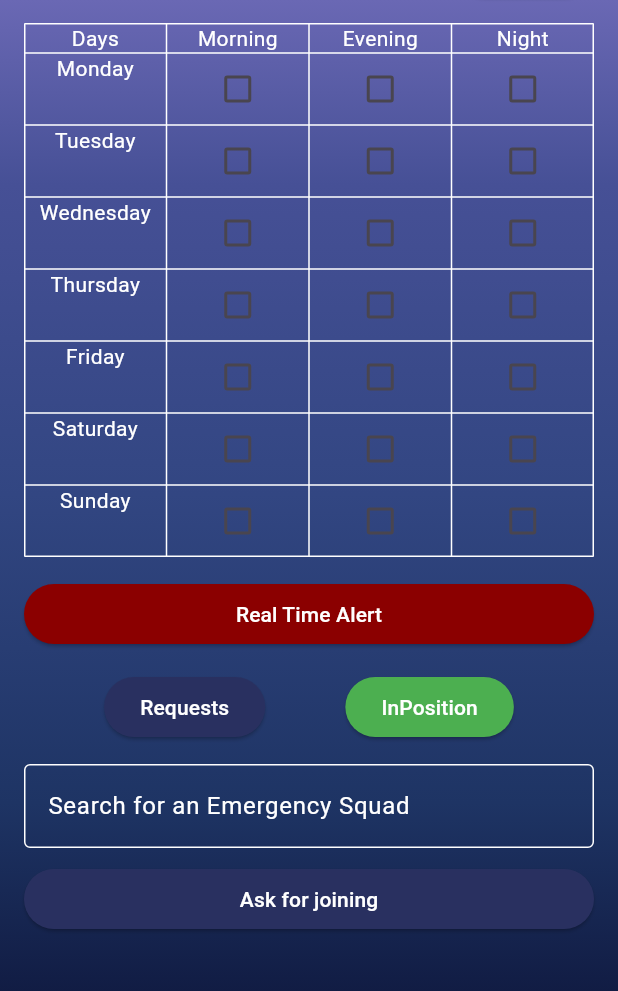
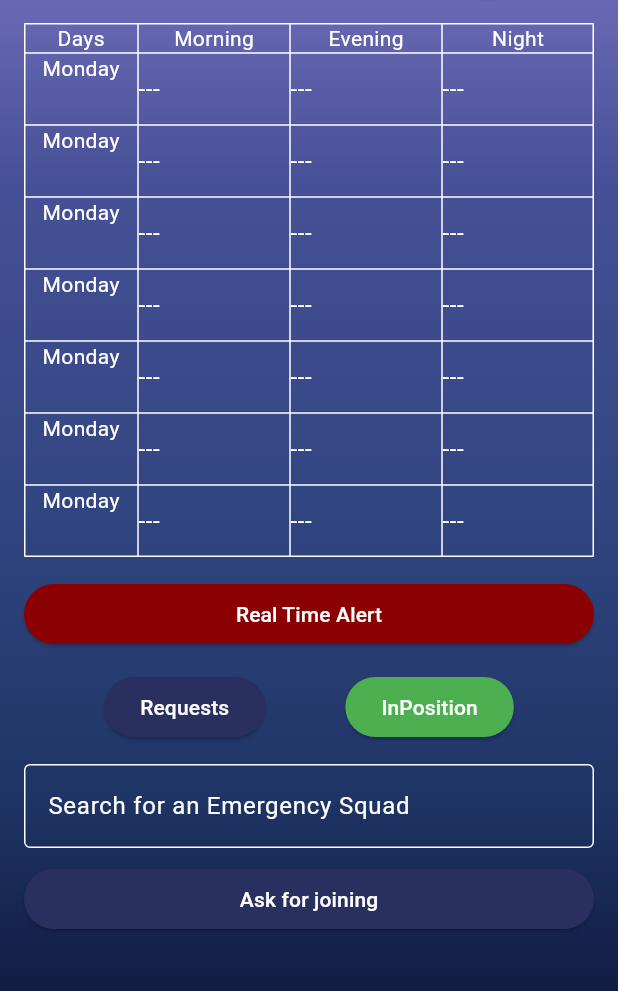
Before and after one commit to Secunity-LTD/Secunity_flutter, a Flutter app: the CrewScreen screen opened by its route, after a tap on "InPosition", on a phone screen of 412 x 824 dp, the part 124-1115 px from its top. Run offline on Flutter 3.47's test engine with Material 3 defaults, Android fonts, the phone set to English and light mode, and no system bars; our stand-ins replace cloud_firestore, firebase_auth, firebase_core, flutter_spinkit, font_awesome_flutter, google_sign_in; accounts and stored records are empty.

Commit message:
table updated

```diff
--- /dev/null
+++ b/SecUnity_2/lib/constants/crew_style.dart
@@ -0,0 +1,36 @@
+import 'dart:ui';
+
+import 'package:flutter/material.dart';
+
+class CrewStyles {
+  static TextStyle headerText = TextStyle(
+    color: Colors.white,
+    fontSize: 20,
+  );
+
+  static TextStyle dropdownItemText = TextStyle(
+    color: Colors.white,
+  );
+
+  static TextStyle tableHeaderText = TextStyle(
+    color: Colors.white,
+  );
+
+  static TextStyle snackBarText = TextStyle(
+    color: Colors.white,
+  );
+
+  static TextStyle buttonText = TextStyle(
+    color: Colors.white,
+  );
+
+  static Color buttonColor = Color.fromARGB(255, 41, 48, 96);
+
+  static Color backgroundColor1 = Color.fromARGB(255, 130, 120, 200);
+  static Color backgroundColor2 = Color.fromARGB(255, 70, 80, 150);
+  static Color backgroundColor3 = Color.fromARGB(255, 50, 70, 130);
+  static Color backgroundColor4 = Color.fromARGB(255, 30, 52, 100);
+  static Color backgroundColor5 = Color.fromARGB(255, 9, 13, 47);
+
+  static Color alertButtonColor = Color.fromARGB(255, 139, 0, 0);
+}
--- a/SecUnity_2/lib/screens/Home/crew_screen.dart
+++ b/SecUnity_2/lib/screens/Home/crew_screen.dart
@@ -4,6 +4,7 @@ import 'package:cloud_firestore/cloud_firestore.dart';
 import 'package:firebase_auth/firebase_auth.dart';
 import 'package:flutter/material.dart';
 import 'package:secunity_2/services/auth_service.dart';
+import 'package:secunity_2/constants/crew_style.dart';
 
 class CrewScreen extends StatefulWidget {
   @override
@@ -13,6 +14,7 @@ class CrewScreen extends StatefulWidget {
 class _CrewPageState extends State<CrewScreen> {
   final TextEditingController squadNameController = TextEditingController();
   final AuthService _authService = AuthService();
+  List<List<TextEditingController>> taskControllers = [];
   String firstName = '';
 
   // Helper function to build a checkbox for each time period
@@ -28,6 +30,8 @@ class _CrewPageState extends State<CrewScreen> {
   void initState() {
     super.initState();
     _fetchUserName();
+    _initializeTaskControllers();
+    _loadTasks();
   }
 
   bool isInPosition = false;
@@ -54,7 +58,8 @@ class _CrewPageState extends State<CrewScreen> {
       // Query Firestore to get the squad document where the current user is a member
       QuerySnapshot squadSnapshot = await FirebaseFirestore.instance
           .collection('squads')
-          .where('members.requester_id',
+          .where(
+              'members.${FirebaseAuth.instance.currentUser!.uid}.requester_id',
               isEqualTo: FirebaseAuth.instance.currentUser!.uid)
           .get();
 
@@ -97,6 +102,128 @@ class _CrewPageState extends State<CrewScreen> {
       });
     } catch (e) {
       print('Error: $e');
+    }
+  }
+
+  Widget _buildTaskTextField(int dayIndex, int timeIndex) {
+    return TextField(
+      controller: taskControllers[dayIndex][timeIndex],
+      style: TextStyle(color: Colors.white),
+      enabled: false,
+      decoration: InputDecoration(
+        hintText: '---',
+        hintStyle: TextStyle(color: Colors.white),
+        enabledBorder: OutlineInputBorder(
+          borderSide: BorderSide(color: Colors.white),
+        ),
+        focusedBorder: OutlineInputBorder(
+          borderSide: BorderSide(color: Colors.white),
+        ),
+      ),
+    );
+  }
+
+  void _initializeTaskControllers() async {
+    try {
+      // Fetching squad ID where current user is the leader
+      QuerySnapshot squadSnapshot = await FirebaseFirestore.instance
+          .collection('squads')
+          // where the current user's ID is in the members[] contains the current user's ID
+          .where('members.requester_id',
+              isEqualTo: FirebaseAuth.instance.currentUser!.uid)
+          .get();
+
+      // Initialize the taskControllers list if it's null or empty
+      if (taskControllers == null || taskControllers.isEmpty) {
+        taskControllers = List.generate(
+            7, (_) => List.generate(3, (_) => TextEditingController()));
+      }
+
+      if (squadSnapshot.docs.isNotEmpty) {
+        // Getting the ID of the first squad (assuming user can lead only one squad)
+        String squadId = squadSnapshot.docs.first.id;
+
+        for (int i = 0; i < 7; i++) {
+          for (int j = 0; j < 3; j++) {
+            String day = _getDayName(i);
+            String time = _getTimeName(j);
+            DocumentSnapshot taskSnapshot = await FirebaseFirestore.instance
+                .collection('squad_tasks')
+                .doc(
+                    '$day-$time-$squadId') // Using squad ID in task document ID
+                .get();
+
+            if (taskSnapshot.exists) {
+              Map<String, dynamic>? data =
+                  taskSnapshot.data() as Map<String, dynamic>?;
+
+              if (data != null && data.containsKey('task')) {
+                taskControllers[i][j] =
+                    TextEditingController(text: data['task']);
+              }
+            }
+          }
+        }
+      }
+    } catch (e) {
+      print('Error initializing task controllers: $e');
+    }
+  }
+
+  String _getDayName(int index) {
+    List<String> days = [
+      'Monday',
+      'Tuesday',
+      'Wednesday',
+      'Thursday',
+      'Friday',
+      'Saturday',
+      'Sunday'
+    ];
+    return days[index];
+  }
+
+  String _getTimeName(int index) {
+    List<String> times = ['Morning', 'Evening', 'Night'];
+    return times[index];
+  }
+
+  void _loadTasks() async {
+    try {
+      QuerySnapshot squadSnapshot = await FirebaseFirestore.instance
+          .collection('squads')
+          .where('members',
+              arrayContains: FirebaseAuth.instance.currentUser!.uid)
+          .get();
+
+      if (squadSnapshot.docs.isNotEmpty) {
+        String squadId = squadSnapshot.docs.first.id;
+        DocumentSnapshot tasksSnapshot = await FirebaseFirestore.instance
+            .collection('squad_tasks')
+            .doc(squadId)
+            .get();
+
+        if (tasksSnapshot.exists) {
+          Map<String, dynamic>? tasksData =
+              tasksSnapshot.data() as Map<String, dynamic>?;
+
+          if (tasksData != null) {
+            for (int i = 0; i < 7; i++) {
+              for (int j = 0; j < 3; j++) {
+                String day = _getDayName(i);
+                String time = _getTimeName(j);
+                String taskKey = '$day-$time';
+
+                if (tasksData.containsKey(taskKey)) {
+                  taskControllers[i][j].text = tasksData[taskKey];
+                }
+              }
+            }
+          }
+        }
+      }
+    } catch (e) {
+      print('Error loading tasks: $e');
     }
   }
 
@@ -165,50 +292,39 @@ class _CrewPageState extends State<CrewScreen> {
               children: [
                 // Table for days and time periods
                 Table(
-                  columnWidths: const {
-                    0: FlexColumnWidth(1), // Make the first column flexible
-                    1: FlexColumnWidth(1), // Make the second column flexible
-                    2: FlexColumnWidth(1), // Make the third column flexible
-                    3: FlexColumnWidth(1), // Make the fourth column flexible
+                  columnWidths: {
+                    0: FlexColumnWidth(1.5),
+                    1: FlexColumnWidth(2),
+                    2: FlexColumnWidth(2),
+                    3: FlexColumnWidth(2),
                   },
-                  border: TableBorder.all(
-                      color: Colors.white), // Add borders to the table
+                  border: TableBorder.all(color: Colors.white),
                   children: [
-                    // Table header row
-                    const TableRow(
+                    TableRow(
                       children: [
                         Center(
                             child: Text('Days',
-                                style: TextStyle(color: Colors.white))),
+                                style: CrewStyles.tableHeaderText)),
                         Center(
                             child: Text('Morning',
-                                style: TextStyle(color: Colors.white))),
+                                style: CrewStyles.tableHeaderText)),
                         Center(
                             child: Text('Evening',
-                                style: TextStyle(color: Colors.white))),
+                                style: CrewStyles.tableHeaderText)),
                         Center(
                             child: Text('Night',
-                                style: TextStyle(color: Colors.white))),
+                                style: CrewStyles.tableHeaderText)),
                       ],
                     ),
-                    // Build rows
-                    for (var day in [
-                      'Monday',
-                      'Tuesday',
-                      'Wednesday',
-                      'Thursday',
-                      'Friday',
-                      'Saturday',
-                      'Sunday'
-                    ])
+                    for (var dayIndex = 0; dayIndex < 7; dayIndex++)
                       TableRow(
                         children: [
                           Center(
-                              child: Text(day,
-                                  style: TextStyle(color: Colors.white))),
-                          _buildCheckbox('Morning'),
-                          _buildCheckbox('Evening'),
-                          _buildCheckbox('Night'),
+                              child: Text('Monday',
+                                  style: CrewStyles.tableHeaderText)),
+                          _buildTaskTextField(dayIndex, 0),
+                          _buildTaskTextField(dayIndex, 1),
+                          _buildTaskTextField(dayIndex, 2),
                         ],
                       ),
                   ],
--- a/SecUnity_2/lib/screens/Home/leader_screen.dart
+++ b/SecUnity_2/lib/screens/Home/leader_screen.dart
@@ -162,15 +162,8 @@ class _LeaderPageState extends State<LeaderScreen> {
       if (squadSnapshot.docs.isNotEmpty) {
         DocumentSnapshot squadDoc = squadSnapshot.docs.first;
 
-        // Construct a map with key-value pairs
-        Map<String, dynamic> memberData = {
-          'requester_id': request['requester_id'],
-          'status': 'Not In Position'
-        };
-
-        // Add the map to the 'members' array field using FieldValue.arrayUnion
         await squadDoc.reference.update({
-          'members': FieldValue.arrayUnion([memberData])
+          'members': FieldValue.arrayUnion([request['requester_id']])
         });
 
         // Update the status of the join request
@@ -577,6 +570,7 @@ class _LeaderPageState extends State<LeaderScreen> {
           .where('leader', isEqualTo: FirebaseAuth.instance.currentUser!.uid)
           .get();
 
+      print("is not empty: ${squadSnapshot.docs.isNotEmpty}");
       if (squadSnapshot.docs.isNotEmpty) {
         String squadId = squadSnapshot.docs.first.id;
         DocumentSnapshot tasksSnapshot = await FirebaseFirestore.instance
```
Also changed, not shown: 1 other file.
